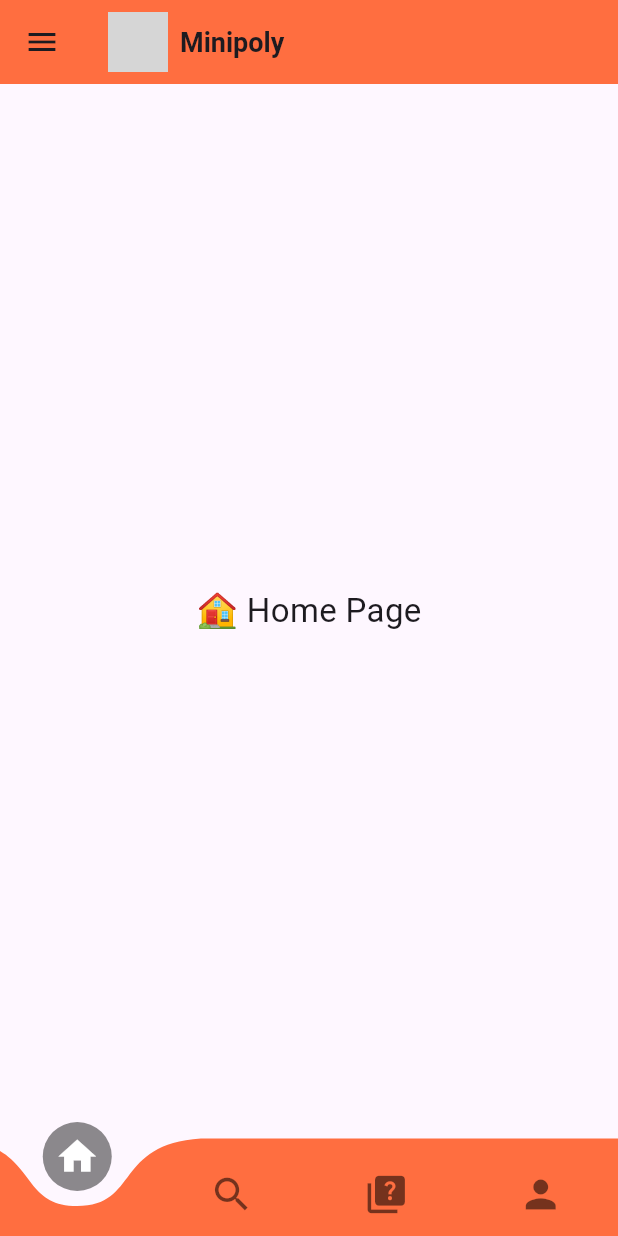
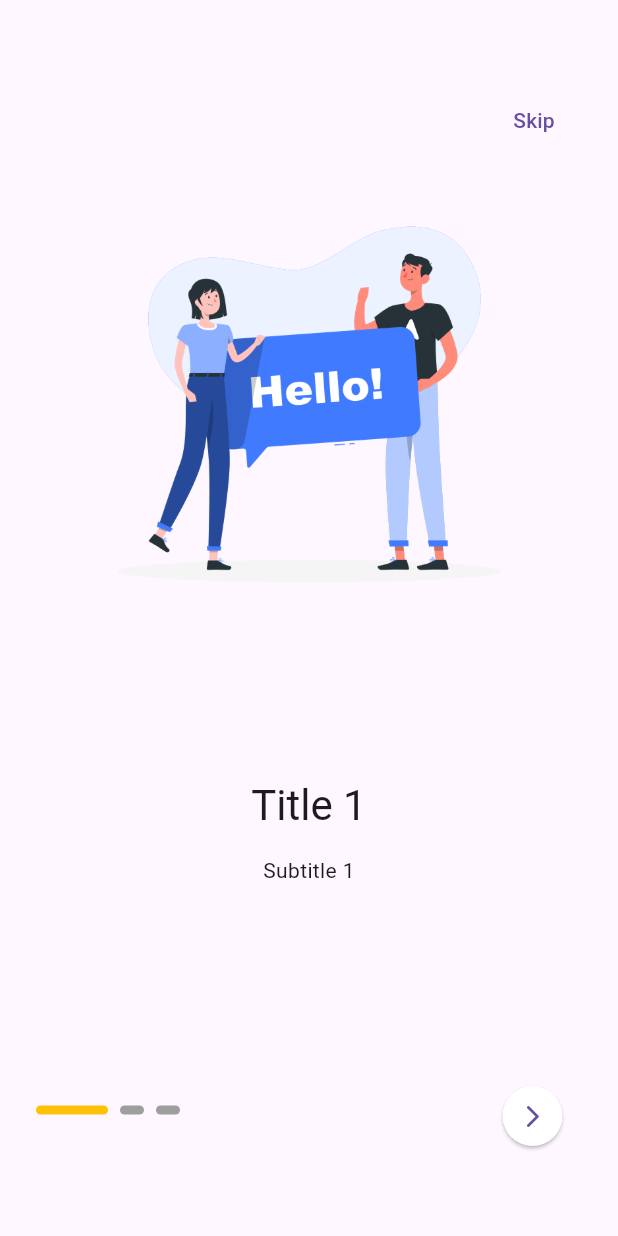
Before and after one commit to elifnurdemir/hi_kod_5proje, a Flutter app: the screen it shows after launch, on a phone screen of 412 x 824 dp. Run offline on Flutter 3.47's test engine with Material 3 defaults, Android fonts, the light colour scheme and no system bars; drawn by our look-alikes of curved_navigation_bar, smooth_page_indicator; our stand-ins replace confetti, get, get_storage; grey boxes are pictures that could not be loaded.

Commit message:
onboarding, utils genel yapı

```diff
--- /dev/null
+++ b/lib/features/onboarding/presentation/screens/onboarding.dart
@@ -0,0 +1,56 @@
+import 'package:flutter/material.dart';
+import 'package:get/get.dart';
+import 'package:hi_kod_5proje/features/onboarding/presentation/controllers/onboarding_controller.dart';
+import 'package:hi_kod_5proje/features/onboarding/presentation/widgets/onboarding_dot_navigation.dart';
+import 'package:hi_kod_5proje/features/onboarding/presentation/widgets/onboarding_next_button.dart';
+import 'package:hi_kod_5proje/features/onboarding/presentation/widgets/onboarding_page.dart';
+import 'package:hi_kod_5proje/features/onboarding/presentation/widgets/onboarding_skip.dart';
+import 'package:hi_kod_5proje/utils/constants/image_strings.dart';
+import 'package:hi_kod_5proje/utils/constants/text_strings.dart';
+
+class OnBoardingScreen extends StatelessWidget {
+  const OnBoardingScreen({super.key});
+
+  @override
+  Widget build(BuildContext context) {
+    final controller = Get.put(OnBoardingController());
+
+    return Scaffold(
+      body: Stack(
+        children: [
+          // Horizontal Scrollable Pages
+          PageView(
+            controller: controller.pageController,
+            onPageChanged: controller.updatePageIndicator,
+            children: const [
+              OnBoardingPage(
+                image: AppImages.onBoardingImage1,
+                title: AppTexts.onBoardingTitle1,
+                subTitle: AppTexts.onBoardingSubTitle1,
+              ),
+              OnBoardingPage(
+                image: AppImages.onBoardingImage2,
+                title: AppTexts.onBoardingTitle2,
+                subTitle: AppTexts.onBoardingSubTitle2,
+              ),
+              OnBoardingPage(
+                image: AppImages.onBoardingImage2,
+                title: AppTexts.onBoardingTitle2,
+                subTitle: AppTexts.onBoardingSubTitle2,
+              ),
+            ],
+          ),
+
+          // Skip Button
+          const OnBoardingSkip(),
+
+          // Dot Navigation SmoothPageIndicator Change count to the page number
+          const OnboardingDotNavigation(),
+
+          // Circular Button
+          const OnBoardingNextButton(),
+        ],
+      ),
+    );
+  }
+}
--- /dev/null
+++ b/lib/features/onboarding/presentation/widgets/onboarding_dot_navigation.dart
@@ -0,0 +1,24 @@
+import 'package:flutter/material.dart';
+import 'package:hi_kod_5proje/features/onboarding/presentation/controllers/onboarding_controller.dart';
+import 'package:hi_kod_5proje/utils/constants/sizes.dart';
+import 'package:hi_kod_5proje/utils/device/device_utility.dart';
+import 'package:smooth_page_indicator/smooth_page_indicator.dart';
+
+class OnboardingDotNavigation extends StatelessWidget {
+  const OnboardingDotNavigation({super.key});
+
+  @override
+  Widget build(BuildContext context) {
+    final controller = OnBoardingController.instance;
+
+    return Positioned(
+        bottom: DeviceUtils.getBottomNavigationBarHeight() + 25,
+        left: AppSizes.defaultSpace,
+        child: SmoothPageIndicator(
+          controller: controller.pageController,
+          onDotClicked: controller.dotNavigationClick,
+          count: 3,
+          effect: ExpandingDotsEffect(activeDotColor: Colors.amber, dotHeight: 6),
+        ));
+  }
+}
--- /dev/null
+++ b/lib/features/onboarding/presentation/widgets/onboarding_next_button.dart
@@ -0,0 +1,23 @@
+import 'package:flutter/material.dart';
+import 'package:hi_kod_5proje/features/onboarding/presentation/controllers/onboarding_controller.dart';
+import 'package:hi_kod_5proje/utils/constants/sizes.dart';
+import 'package:hi_kod_5proje/utils/device/device_utility.dart';
+
+class OnBoardingNextButton extends StatelessWidget {
+  const OnBoardingNextButton({
+    super.key,
+  });
+
+  @override
+  Widget build(BuildContext context) {
+    return Positioned(
+        right: AppSizes.defaultSpace,
+        bottom: DeviceUtils.getBottomNavigationBarHeight(),
+        child: ElevatedButton(
+            onPressed: () => OnBoardingController.instance.nextPage(),
+            style: ElevatedButton.styleFrom(shape: const CircleBorder(), backgroundColor: Colors.white),
+            child: const Icon(
+              Icons.arrow_forward_ios_rounded,
+            )));
+  }
+}
--- /dev/null
+++ b/lib/features/onboarding/presentation/widgets/onboarding_page.dart
@@ -0,0 +1,41 @@
+import 'package:flutter/material.dart';
+import 'package:hi_kod_5proje/utils/constants/sizes.dart';
+import 'package:hi_kod_5proje/utils/helper/helper_functions.dart';
+
+class OnBoardingPage extends StatelessWidget {
+  const OnBoardingPage({
+    super.key,
+    required this.image,
+    required this.title,
+    required this.subTitle,
+  });
+
+  final String image, title, subTitle;
+
+  @override
+  Widget build(BuildContext context) {
+    return Padding(
+      padding: const EdgeInsets.all(AppSizes.defaultSpace),
+      child: Column(
+        children: [
+          Image(
+            width: AppHelperFunctions.screenWidth() * 0.8,
+            height: AppHelperFunctions.screenHeight() * 0.6,
+            image: AssetImage(image),
+          ),
+          Text(
+            title,
+            style: Theme.of(context).textTheme.headlineMedium,
+            textAlign: TextAlign.center,
+          ),
+          const SizedBox(height: AppSizes.spaceBtwItems),
+          Text(
+            subTitle,
+            style: Theme.of(context).textTheme.bodyMedium,
+            textAlign: TextAlign.center,
+          ),
+        ],
+      ),
+    );
+  }
+}
--- /dev/null
+++ b/lib/features/onboarding/presentation/widgets/onboarding_skip.dart
@@ -0,0 +1,21 @@
+import 'package:flutter/material.dart';
+import 'package:hi_kod_5proje/features/onboarding/presentation/controllers/onboarding_controller.dart';
+import 'package:hi_kod_5proje/utils/constants/sizes.dart';
+import 'package:hi_kod_5proje/utils/device/device_utility.dart';
+
+class OnBoardingSkip extends StatelessWidget {
+  const OnBoardingSkip({
+    super.key,
+  });
+
+  @override
+  Widget build(BuildContext context) {
+    return Positioned(
+        top: DeviceUtils.getAppBarHeight(),
+        right: AppSizes.defaultSpace,
+        child: TextButton(
+          onPressed: () => OnBoardingController.instance.skipPage(),
+          child: const Text("Skip"),
+        ));
+  }
+}
--- a/lib/main.dart
+++ b/lib/main.dart
@@ -1,8 +1,12 @@
 import 'package:flutter/material.dart';
-import 'package:curved_navigation_bar/curved_navigation_bar.dart';
-import 'features/quiz/screens/main_quiz.dart';
+import 'package:get/get.dart';
+import 'package:get_storage/get_storage.dart';
+import 'package:hi_kod_5proje/features/onboarding/presentation/screens/onboarding.dart';
 
-void main() {
+Future<void> main() async {
+  // GetX Local Storage
+  await GetStorage.init();
+
   runApp(const MyApp());
 }
 
@@ -11,102 +15,13 @@ class MyApp extends StatelessWidget {
 
   @override
   Widget build(BuildContext context) {
-    return MaterialApp(
+    return GetMaterialApp(
+      title: 'The App',
       debugShowCheckedModeBanner: false,
-      title: 'AppBar & Curved NavBar',
       theme: ThemeData(
         brightness: Brightness.light,
       ),
-      home: const HomePage(),
+      home: OnBoardingScreen(),
     );
   }
 }
-
-class HomePage extends StatefulWidget {
-  const HomePage({super.key});
-
-  @override
-  State<HomePage> createState() => _HomePageState();
-}
-
-class _HomePageState extends State<HomePage> {
-  int _selectedIndex = 0;
-
-  final List<Widget> _pages = [
-    const Center(child: Text('🏠 Home Page', style: TextStyle(fontSize: 22))),
-    const Center(child: Text('🔍 Learn Page', style: TextStyle(fontSize: 22))),
-    QuizPage(),
-    const Center(child: Text('👤 Profile Page', style: TextStyle(fontSize: 22))),
-  ];
-
-  void _onItemTapped(int index) {
-    setState(() {
-      _selectedIndex = index;
-    });
-  }
-
-  @override
-  Widget build(BuildContext context) {
-    return Scaffold(
-      drawer: Drawer(
-        width: 280,
-        elevation: 10,
-        child: Container(
-          color: Colors.black87,
-          child: ListView(
-            children: [
-              const DrawerHeader(
-                decoration: BoxDecoration(color: Colors.blueGrey),
-                child: Text('Kullanıcı Paneli', style: TextStyle(color: Colors.white)),
-              ),
-              const ListTile(
-                leading: Icon(Icons.settings, color: Colors.white),
-                title: Text('Ayarlar', style: TextStyle(color: Colors.white)),
-              ),
-            ],
-          ),
-        ),
-      ),
-      appBar: AppBar(
-        backgroundColor: Colors.deepOrangeAccent,
-        title: Row(
-          mainAxisSize: MainAxisSize.min,
-          mainAxisAlignment: MainAxisAlignment.center,
-          children: [
-            Container(
-              width: 40,
-              height: 40,
-              decoration: const BoxDecoration(
-                shape: BoxShape.circle,
-                image: DecorationImage(
-                  image: NetworkImage('https://i.pinimg.com/originals/af/89/3e/af893ef77c62353ce8590e418a94783a.gif'),
-                  fit: BoxFit.cover,
-                ),
-              ),
-            ),
-            const SizedBox(width: 8),
-            const Text(
-              "Minipoly",
-              style: TextStyle(fontSize: 18, fontWeight: FontWeight.bold),
-            ),
-          ],
-        ),
-      ),
-      body: _pages[_selectedIndex],
-      bottomNavigationBar: CurvedNavigationBar(
-        backgroundColor: Colors.transparent,
-        color: Colors.deepOrangeAccent,
-        buttonBackgroundColor: Colors.black45,
-        height: 65,
-        animationDuration: const Duration(milliseconds: 300),
-        items: [
-          Icon(Icons.home, size: 30, color: _selectedIndex == 0 ? Colors.white : Colors.black54),
-          Icon(Icons.search, size: 30, color: _selectedIndex == 1 ? Colors.white : Colors.black54),
-          Icon(Icons.quiz, size: 30, color: _selectedIndex == 2 ? Colors.white : Colors.black54),
-          Icon(Icons.person, size: 30, color: _selectedIndex == 3 ? Colors.white : Colors.black54),
-        ],
-        onTap: _onItemTapped,
-      ),
-    );
-  }
-}
--- /dev/null
+++ b/lib/utils/constants/image_strings.dart
@@ -0,0 +1,6 @@
+class AppImages {
+  // OnBoarding Images
+  static const String onBoardingImage1 = "assets/images/onboarding_images/onboarding_1.png";
+  static const String onBoardingImage2 = "assets/images/onboarding_images/onboarding_1.png";
+  static const String onBoardingImage3 = "assets/images/onboarding_images/onboarding_1.png";
+}
--- /dev/null
+++ b/lib/utils/constants/sizes.dart
@@ -0,0 +1,59 @@
+class AppSizes {
+  // Padding and margin sizes
+  static const double xs = 4.0;
+  static const double sm = 8.0;
+  static const double md = 16.0;
+  static const double lg = 24.0;
+  static const double xl = 32.0;
+
+  // Icon sizes
+  static const double iconXs = 12.0;
+  static const double iconSm = 16.0;
+  static const double iconMd = 24.0;
+  static const double iconLg = 32.0;
+
+  // Font sizes
+  static const double fontSizeSm = 14.0;
+  static const double fontSizeMd = 16.0;
+  static const double fontSizeLg = 18.0;
+
+  // Button sizes
+  static const double buttonHeight = 18.0;
+  static const double buttonRadius = 12.0;
+  static const double buttonWidth = 120.0;
+  static const double buttonElevation = 4.0;
+
+  // AppBar Height
+  static const double appBarHeight = 56.0;
+
+  // Image sizes
+  static const double imageThumbSize = 80.0;
+
+  // Default spacing between sections
+  static const double smallSpace = 10.0;
+  static const double defaultSpace = 24.0;
+  static const double spaceBtwItems = 16.0;
+  static const double spaceBtwSections = 32.0;
+
+  // Border radius
+  static const double borderRadiusSm = 4.0;
+  static const double borderRadiusMd = 8.0;
+  static const double borderRadiusLg = 12.0;
+  static const double borderRadiusXLg = 16.0;
+
+  // Divider height
+  static const double dividerHeight = 1.0;
+
+  // Input field
+  static const double inputFieldRadius = 12.0;
+  static const double spaceBtwInputFields = 16.0;
+
+  // Card sizes
+  static const double cardRadiusLg = 16.0;
+  static const double cardRadiusMd = 12.0;
+  static const double cardRadiusSm = 10.0;
+  static const double cardRadiusXs = 6.0;
+
+  // Loading indicator size
+  static const double loadingIndicatorSize = 36.0;
+}
--- /dev/null
+++ b/lib/utils/constants/text_strings.dart
@@ -0,0 +1,10 @@
+class AppTexts {
+  // OnBoarding Texts
+  static const String onBoardingTitle1 = "Title 1";
+  static const String onBoardingTitle2 = "Title 2";
+  static const String onBoardingTitle3 = "Title 3";
+
+  static const String onBoardingSubTitle1 = "Subtitle 1";
+  static const String onBoardingSubTitle2 = "Subtitle 2";
+  static const String onBoardingSubTitle3 = "Subtitle 3";
+}
--- /dev/null
+++ b/lib/utils/helper/helper_functions.dart
@@ -0,0 +1,16 @@
+import 'package:flutter/material.dart';
+import 'package:get/get.dart';
+
+class AppHelperFunctions {
+  static Size screenSize() {
+    return MediaQuery.of(Get.context!).size;
+  }
+
+  static double screenHeight() {
+    return MediaQuery.of(Get.context!).size.height;
+  }
+
+  static double screenWidth() {
+    return MediaQuery.of(Get.context!).size.width;
+  }
+}
```
Also changed, not shown: lib/features/onboarding/presentation/controllers/onboarding_controller.dart (added, +38 -0 lines), lib/utils/device/device_utility.dart (added, +107 -0 lines), pubspec.yaml (+11 -67 lines), assets/images/onboarding_images/onboarding_1.png (added), lib/features/quiz/screens/main_quiz.dart (line endings or trailing spaces), lib/utils/constants/colors.dart (deleted), pubspec.lock, 1 other file.
